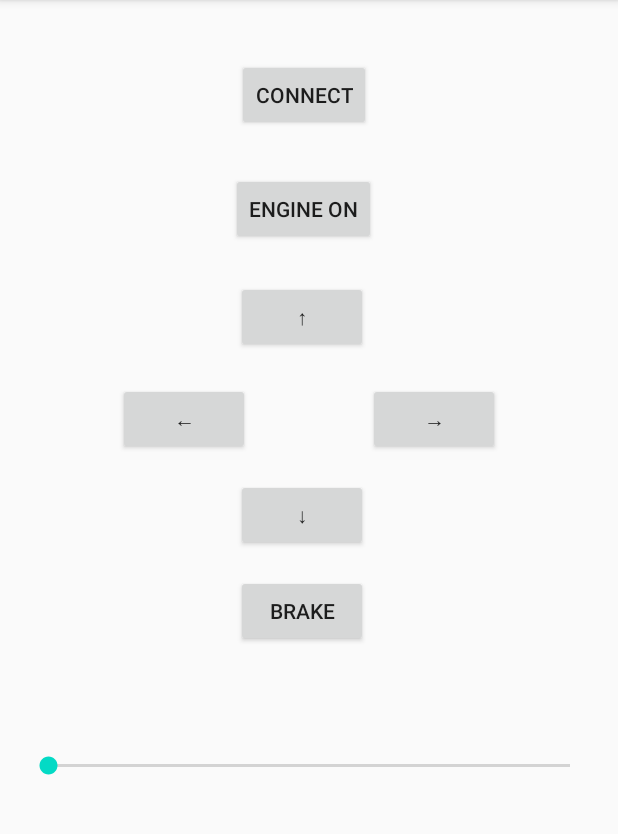
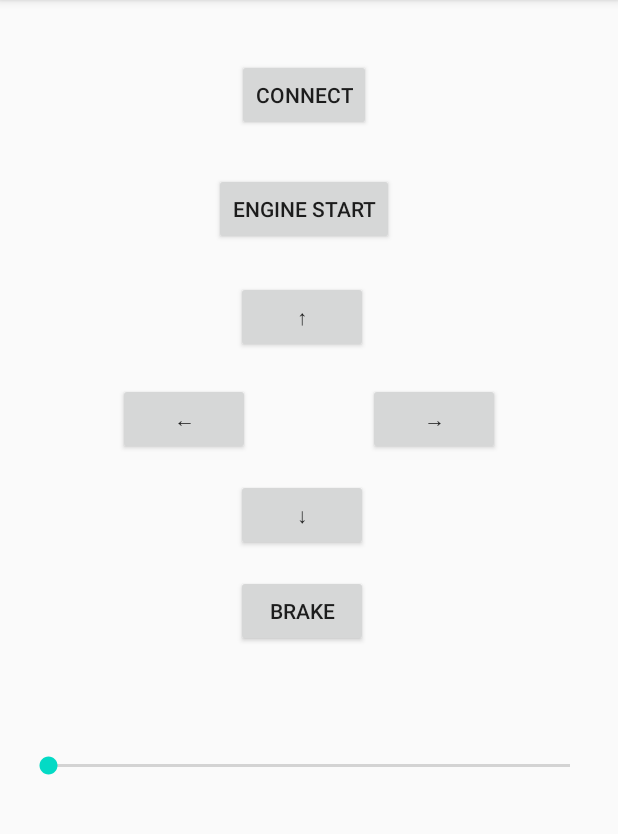
Before and after one commit to BiggieBoo18/bleTank, an Android app: the screen it shows after launch (MainActivity), after a tap on "CONNECT", on a phone screen of 412 x 824 dp, the part 84-918 px from its top. Run offline under Robolectric (Android 15) with nearby library versions, the phone set to English and light mode, and no system bars; 1 statement that could not run was skipped.

Commit message:
Implementing the bluetooth connection

```diff
--- a/app/src/main/AndroidManifest.xml
+++ b/app/src/main/AndroidManifest.xml
@@ -25,6 +25,7 @@
                 <category android:name="android.intent.category.LAUNCHER" />
             </intent-filter>
         </activity>
+        <service android:enabled="true" android:name=".BluetoothService"/>
     </application>
 
 </manifest>
--- a/app/src/main/java/com/bletank/bletank/BluetoothService.kt
+++ b/app/src/main/java/com/bletank/bletank/BluetoothService.kt
@@ -2,6 +2,7 @@ package com.bletank.bletank
 
 import android.app.Service
 import android.bluetooth.*
+import android.content.Context
 import android.content.Intent
 import android.os.Binder
 import android.os.IBinder
@@ -10,17 +11,21 @@ import androidx.localbroadcastmanager.content.LocalBroadcastManager
 import java.util.*
 
 
-abstract class BluetoothService: Service() {
+class BluetoothService: Service() {
+    companion object {
+        val ACTION_GATT_CONNECTED = "com.example.bluetooth.le.ACTION_GATT_CONNECTED"
+        val ACTION_GATT_DISCONNECTED = "com.example.bluetooth.le.ACTION_GATT_DISCONNECTED"
+        val ACTION_GATT_SERVICES_DISCOVERED =
+            "com.example.bluetooth.le.ACTION_GATT_SERVICES_DISCOVERED"
+        val ACTION_DATA_AVAILABLE = "com.example.bluetooth.le.ACTION_DATA_AVAILABLE"
+        val DEVICE_DOES_NOT_SUPPORT_UART = "com.example.bluetooth.le.DEVICE_DOES_NOT_SUPPORT_UART"
+        val EXTRA_DATA = "com.example.bluetooth.le.EXTRA_DATA"
+    }
+
     private val TAG = BluetoothService::class.java.simpleName
     private val STATE_DISCONNECTED = 0
     private val STATE_CONNECTING = 1
     private val STATE_CONNECTED = 2
-    private val ACTION_GATT_CONNECTED = "com.example.bluetooth.le.ACTION_GATT_CONNECTED"
-    private val ACTION_GATT_DISCONNECTED = "com.example.bluetooth.le.ACTION_GATT_DISCONNECTED"
-    private val ACTION_GATT_SERVICES_DISCOVERED = "com.example.bluetooth.le.ACTION_GATT_SERVICES_DISCOVERED"
-    private val ACTION_DATA_AVAILABLE = "com.example.bluetooth.le.ACTION_DATA_AVAILABLE"
-    private val EXTRA_DATA = "com.example.bluetooth.le.EXTRA_DATA"
-    private val DEVICE_DOES_NOT_SUPPORT_UART = "com.nordicsemi.nrfUART.DEVICE_DOES_NOT_SUPPORT_UART"
 
     private val UART_SERVICE_UUID: UUID = UUID.fromString("6e400001-b5a3-f393-e0a9-e50e24dcca9e")
     private val RX_CHARACTERISTIC_UUID: UUID = UUID.fromString("6e400002-b5a3-f393-e0a9-e50e24dcca9e")
@@ -34,7 +39,8 @@ abstract class BluetoothService: Service() {
     }
     // Get BluetoothAdapter
     private val bluetoothAdapter: BluetoothAdapter? by lazy(LazyThreadSafetyMode.NONE) {
-        bluetoothManager?.adapter
+        val bluetoothManager = getSystemService(Context.BLUETOOTH_SERVICE) as BluetoothManager
+        bluetoothManager.adapter
     }
     private val BluetoothAdapter.isDisabled: Boolean
         get() = !isEnabled
--- a/app/src/main/java/com/bletank/bletank/MainActivity.kt
+++ b/app/src/main/java/com/bletank/bletank/MainActivity.kt
@@ -3,25 +3,36 @@ package com.bletank.bletank
 import android.Manifest
 import android.app.Activity
 import android.bluetooth.BluetoothDevice
-import android.content.ComponentName
-import android.content.Intent
-import android.content.ServiceConnection
+import android.content.*
 import android.content.pm.PackageManager
 import android.os.Bundle
 import android.os.IBinder
 import android.util.Log
 import android.view.View
 import android.widget.Button
+import android.widget.TextView
 import androidx.appcompat.app.AppCompatActivity
 import androidx.core.app.ActivityCompat
 import androidx.core.content.ContextCompat
-import androidx.fragment.app.FragmentActivity
+import androidx.localbroadcastmanager.content.LocalBroadcastManager
 
 
 class MainActivity : AppCompatActivity() {
     private val TAG = this::class.java.simpleName
     private val REQUEST_DEVICE = 1
     private val REQUEST_ENABLE_FINE_LOCATION = 1
+
+    private val serviceConnection = object: ServiceConnection {
+        override fun onServiceConnected(name: ComponentName, binder: IBinder) {
+            bluetoothService = (binder as BluetoothService.LocalBinder).getService()
+            bound = true
+        }
+
+        override fun onServiceDisconnected(name: ComponentName?) {
+            bluetoothService = null
+            bound = false
+        }
+    }
 
     private lateinit var btnConnect:  Button
     private lateinit var btnEngine:   Button
@@ -31,7 +42,9 @@ class MainActivity : AppCompatActivity() {
     private lateinit var btnRight:    Button
     private lateinit var btnBrake:    Button
 
+    private var bound = false
     private var isConnected = false
+    private var isEngineStarted = false
     private var bluetoothService: BluetoothService? = null
 
     override fun onCreate(savedInstanceState: Bundle?) {
@@ -44,7 +57,21 @@ class MainActivity : AppCompatActivity() {
         }
 
         checkPermission()
+        serviceStart()
         buttonInit()
+    }
+
+    override fun onStart() {
+        super.onStart()
+        serviceInit()
+    }
+
+    override fun onStop() {
+        super.onStop()
+        if (bound) {
+            unbindService(serviceConnection)
+            bound = false
+        }
     }
 
     private fun checkPermission() {
@@ -76,14 +103,25 @@ class MainActivity : AppCompatActivity() {
         }
     }
 
-    private val serviceConnection: ServiceConnection = object : ServiceConnection {
-        override fun onServiceConnected(className: ComponentName, rawBinder: IBinder) {
-            bluetoothService = (rawBinder as BluetoothService.LocalBinder).getService()
-            Log.d(TAG, "onServiceConnected service= ${bluetoothService}")
+    private fun serviceInit() {
+        Intent(this, BluetoothService::class.java).also {
+            bindService(it, serviceConnection, Context.BIND_AUTO_CREATE)
         }
+        LocalBroadcastManager.getInstance(this).registerReceiver(statusChangeReceiver, makeGattUpdateIntentFilter());
+    }
+    private fun makeGattUpdateIntentFilter(): IntentFilter {
+        val intentFilter = IntentFilter()
+        intentFilter.addAction(BluetoothService.ACTION_GATT_CONNECTED)
+        intentFilter.addAction(BluetoothService.ACTION_GATT_DISCONNECTED)
+        intentFilter.addAction(BluetoothService.ACTION_GATT_SERVICES_DISCOVERED)
+        intentFilter.addAction(BluetoothService.ACTION_DATA_AVAILABLE)
+        intentFilter.addAction(BluetoothService.DEVICE_DOES_NOT_SUPPORT_UART)
+        return intentFilter
+    }
 
-        override fun onServiceDisconnected(classname: ComponentName) {
-            bluetoothService = null
+    private fun serviceStart() {
+        Intent(this, BluetoothService::class.java).also {
+            startService(it)
         }
     }
 
@@ -102,8 +140,62 @@ class MainActivity : AppCompatActivity() {
                 val intent = Intent(this, ScanActivity::class.java)
                 startActivityForResult(intent, REQUEST_DEVICE)
             } else {
-                btnConnect.text = getString(R.string.connect_button)
+                bluetoothService?.disconnect()
+                (findViewById<TextView>(R.id.connectedDeviceName)).text = ""
                 isConnected = false
+            }
+        }
+        btnEngine.setOnClickListener {
+            if (!isEngineStarted) {
+                bluetoothService?.writeRXCharacteristic("engine start".toByteArray())
+                isEngineStarted = true
+                btnEngine.text = getString(R.string.engine_stop)
+            } else {
+                bluetoothService?.writeRXCharacteristic("engine stop".toByteArray())
+                isEngineStarted = false
+                btnEngine.text = getString(R.string.engine_start)
+            }
+        }
+    }
+
+    private val statusChangeReceiver: BroadcastReceiver = object : BroadcastReceiver() {
+        override fun onReceive(context: Context, intent: Intent) {
+            when(intent.action) {
+                BluetoothService.ACTION_GATT_CONNECTED -> {
+                    runOnUiThread {
+                        Log.d(TAG, "UART_CONNECT_MSG")
+                        btnConnect.text = getString(R.string.disconnect_button)
+                    }
+                }
+
+                BluetoothService.ACTION_GATT_DISCONNECTED -> {
+                    runOnUiThread {
+                        Log.d(TAG, "UART_DISCONNECT_MSG")
+                        btnConnect.text = getString(R.string.connect_button)
+                    }
+                }
+
+                BluetoothService.ACTION_GATT_SERVICES_DISCOVERED -> {
+                    bluetoothService?.enableTXNotification()
+                }
+
+                BluetoothService.ACTION_DATA_AVAILABLE -> {
+                    val txValue = intent.getByteArrayExtra(BluetoothService.EXTRA_DATA)
+                    runOnUiThread {
+                        try {
+                            val text = txValue.toString(charset("UTF-8"))
+                            Log.d(TAG, "Recieved data: ${text}")
+                        } catch (e: Exception) {
+                            Log.e(TAG, e.toString())
+                        }
+                    }
+                }
+
+                BluetoothService.DEVICE_DOES_NOT_SUPPORT_UART -> {
+                    Log.d(TAG, "Device doesn't support UART. Disconnecting")
+                    bluetoothService?.disconnect()
+                    (findViewById<TextView>(R.id.connectedDeviceName)).text = ""
+                }
             }
         }
     }
@@ -114,8 +206,10 @@ class MainActivity : AppCompatActivity() {
             REQUEST_DEVICE -> {
                 if (resultCode == Activity.RESULT_OK && data != null) {
                     val address = data.getStringExtra(BluetoothDevice.EXTRA_DEVICE)
-                    bluetoothService?.connect(address)
-                    Log.d(TAG, address)
+                    if (bluetoothService?.connect(address)!!) {
+                        isConnected = true
+                        (findViewById<TextView>(R.id.connectedDeviceName)).text = address
+                    }
                 }
             }
         }
@@ -123,6 +217,7 @@ class MainActivity : AppCompatActivity() {
 
     override fun onDestroy() {
         super.onDestroy()
+        bluetoothService?.disconnect()
         bluetoothService?.unbindService(serviceConnection)
         bluetoothService?.stopSelf()
         bluetoothService = null
--- a/app/src/main/res/layout/activity_main.xml
+++ b/app/src/main/res/layout/activity_main.xml
@@ -15,10 +15,10 @@
         app:layout_constraintEnd_toEndOf="parent"
         app:layout_constraintHorizontal_bias="0.489"
         app:layout_constraintStart_toStartOf="parent"
-        app:layout_constraintTop_toBottomOf="@+id/textView" />
+        app:layout_constraintTop_toBottomOf="@+id/connectedDeviceName" />
 
     <TextView
-        android:id="@+id/textView"
+        android:id="@+id/connectedDeviceName"
         android:layout_width="wrap_content"
         android:layout_height="wrap_content"
         android:layout_marginTop="8dp"
@@ -111,7 +111,7 @@
         android:layout_width="wrap_content"
         android:layout_height="wrap_content"
         android:layout_marginTop="28dp"
-        android:text="@string/engine_on"
+        android:text="@string/engine_start"
         app:layout_constraintEnd_toEndOf="parent"
         app:layout_constraintHorizontal_bias="0.488"
         app:layout_constraintStart_toStartOf="parent"
--- a/app/src/main/res/values/strings.xml
+++ b/app/src/main/res/values/strings.xml
@@ -3,7 +3,8 @@
     <string name="ble_not_supported">BLE not supported</string>
     <string name="connect_button">Connect</string>
     <string name="disconnect_button">Disonnect</string>
-    <string name="engine_on">Engine ON</string>
+    <string name="engine_start">Engine Start</string>
+    <string name="engine_stop">Engine Stop</string>
     <string name="braking">Brake</string>
     <string name="forward">↑</string>
     <string name="backward">↓</string>
```
